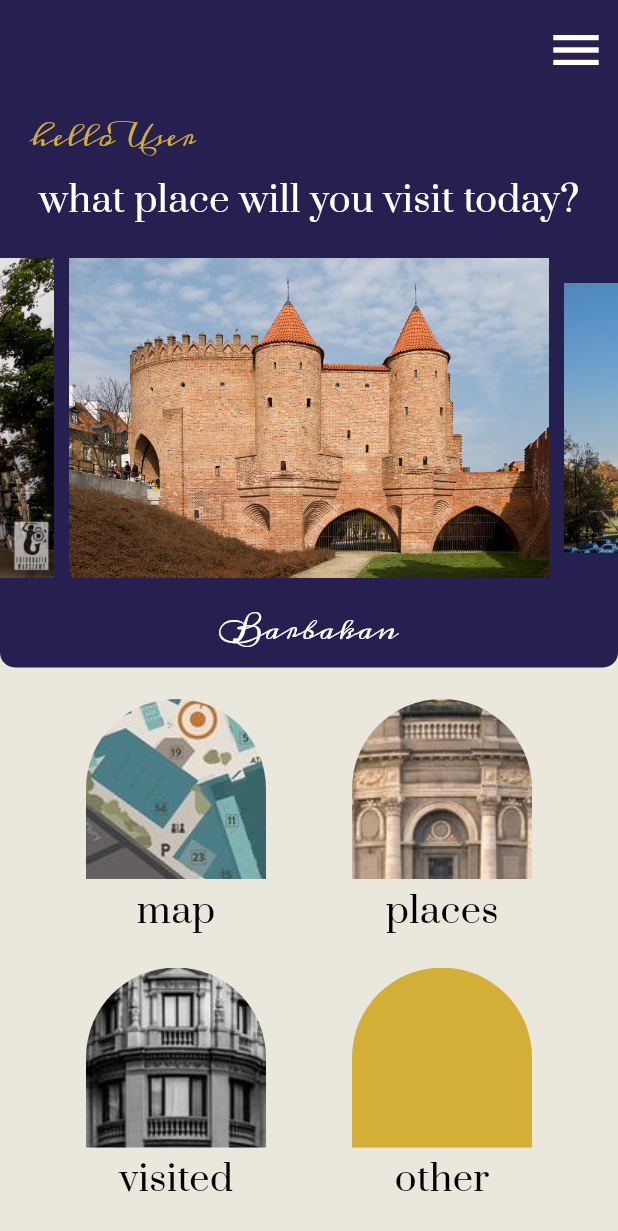
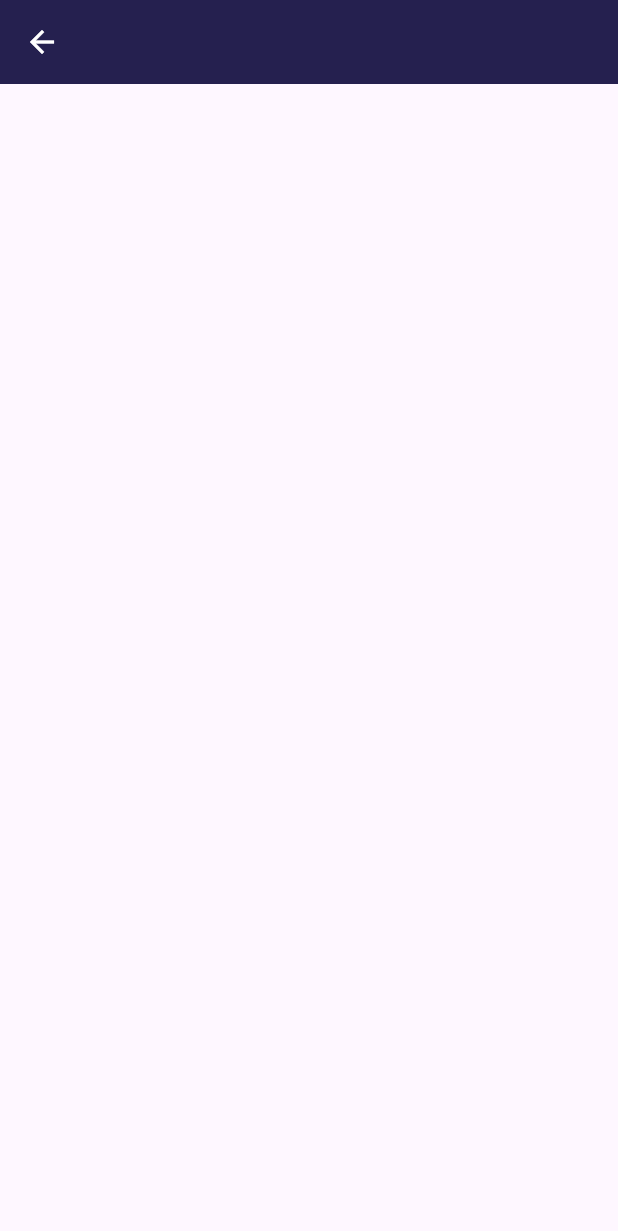
Before and after one commit to SmartCityPW/projekt-it, a Flutter app: the screen it shows after launch, after a tap on "places", on a phone screen of 412 x 824 dp. Shown: the top 1231 px of the screen. Run offline on Flutter 3.47's test engine with Material 3 defaults, Android fonts, the phone set to English and light mode, and no system bars; drawn by our look-alikes of carousel_slider; our stand-ins replace camera, flutter_svg, geolocator; missing offline and left inert: map_launcher; project files that could hold a hidden picture were left out.

Commit message:
Created basic Places Page

```diff
--- a/lib/homePage.dart
+++ b/lib/homePage.dart
@@ -4,6 +4,7 @@ import 'package:carousel_slider/carousel_slider.dart';
 import 'package:projekt_it/homePageButton.dart';
 import 'package:projekt_it/cameraPage.dart';
 import 'package:projekt_it/mapPage.dart';
+import 'package:projekt_it/placesPage.dart';
 
 class HomePage extends StatefulWidget {
   HomePage({super.key});
@@ -122,9 +123,15 @@ class _HomePageState extends State<HomePage> {
                                       builder: (context) => MapPage()))
                             }),
                     HomePageButton(
-                        'lib/assets/home_page_places.jpg', "places", () => {})
+                        'lib/assets/home_page_places.jpg',
+                        "places",
+                        () => {
+                              Navigator.push(
+                                  context,
+                                  MaterialPageRoute(
+                                      builder: (context) => PlacesPage()))
+                            })
                   ]),
-              // children: <Widget>[Text("abcdefg"), Text("hijklmn")]),
               Row(
                   mainAxisAlignment: MainAxisAlignment.spaceEvenly,
                   children: <Widget>[
@@ -132,7 +139,7 @@ class _HomePageState extends State<HomePage> {
                         "visited", () => {}),
                     HomePageButton(
                         'lib/assets/home_page_other.png',
-                        "other",
+                        "camera",
                         () => {
                               Navigator.push(
                                   context,
--- /dev/null
+++ b/lib/placesPage.dart
@@ -0,0 +1,24 @@
+import 'package:flutter/material.dart';
+import 'package:projekt_it/theme/theme_constants.dart';
+
+class PlacesPage extends StatefulWidget {
+  PlacesPage({super.key});
+
+  @override
+  State<PlacesPage> createState() => _PlacesPageState();
+}
+
+class _PlacesPageState extends State<PlacesPage> {
+  @override
+  Widget build(BuildContext context) {
+    return Scaffold(
+      appBar: AppBar(
+        backgroundColor: COLOR_ACCENT,
+        iconTheme: const IconThemeData(
+          color: Colors.white,
+        ),
+      ),
+      body: Container(),
+    );
+  }
+}
```
